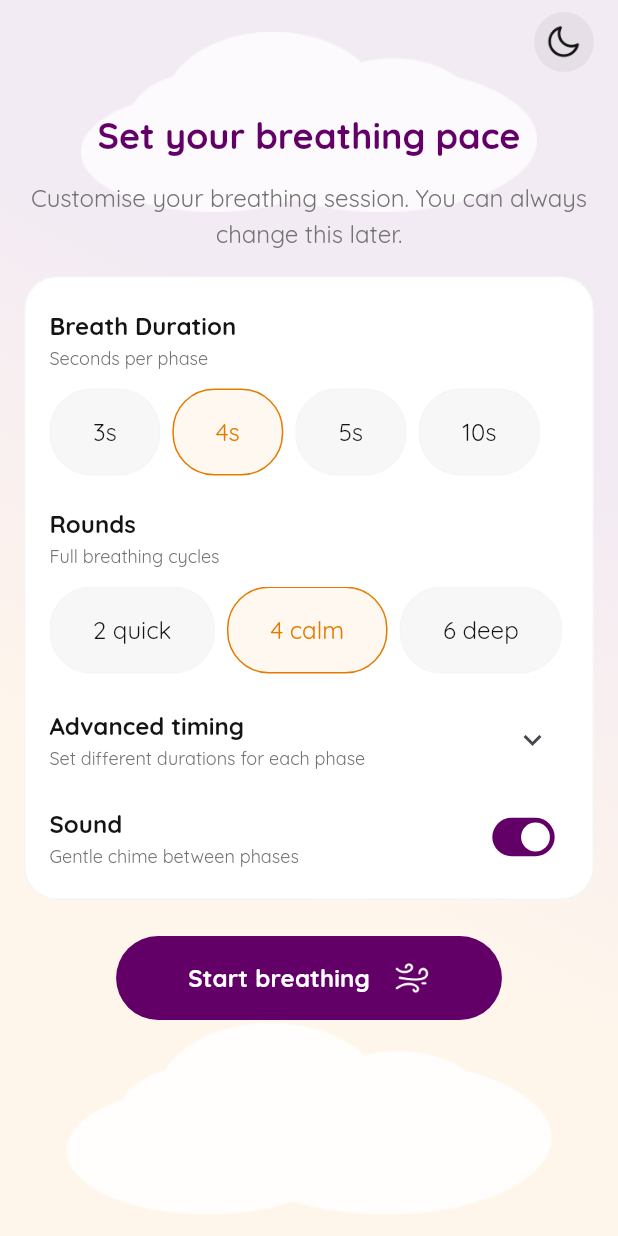
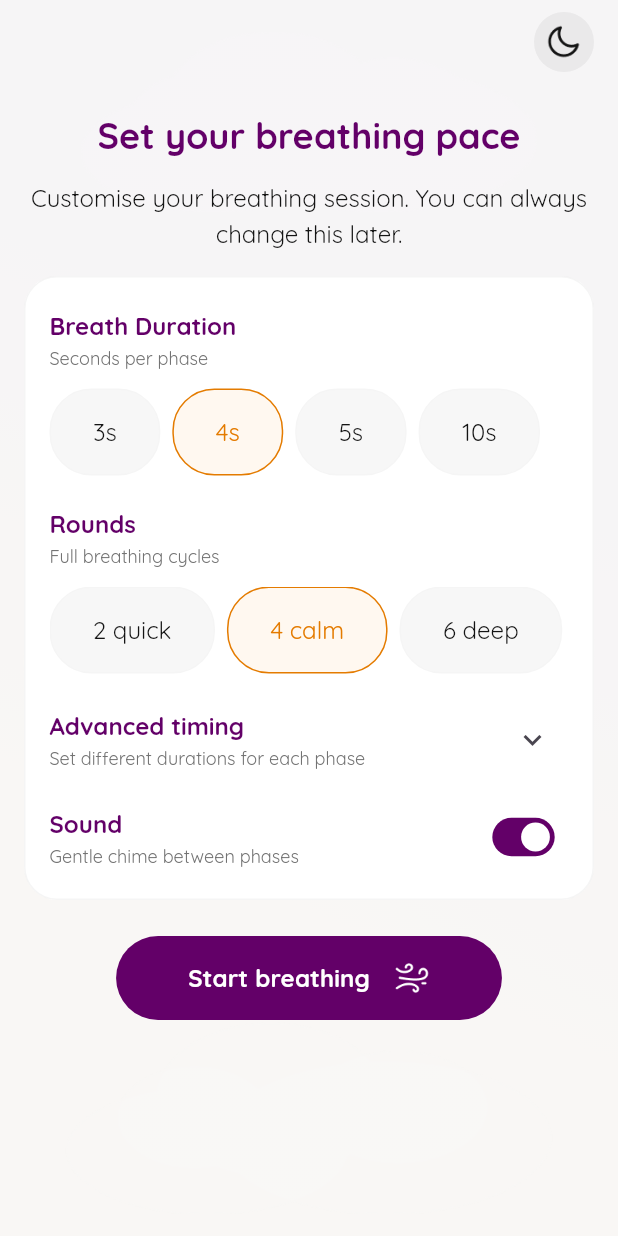
Before and after one commit to sharmadhiraj/Breathing-App, a Flutter app: the screen it shows after launch, on a phone screen of 412 x 824 dp. Run offline on Flutter 3.47's test engine with Material 3 defaults, Android fonts, the phone set to English and light mode, and no system bars; our stand-ins replace audioplayers, equatable, flutter_bloc, lottie.

Commit message:
Minor fixes

```diff
--- a/lib/core/theme/theme.dart
+++ b/lib/core/theme/theme.dart
@@ -7,7 +7,7 @@ class AppTheme {
   static final ThemeData lightTheme = ThemeData(
     brightness: Brightness.light,
     primaryColor: primaryColor,
-    scaffoldBackgroundColor: Colors.transparent,
+    scaffoldBackgroundColor: const Color(0xFFF7F7F7).withValues(alpha: 0.8),
     fontFamily: "Quicksand",
     textTheme: const TextTheme(
       bodyMedium: TextStyle(fontSize: 16, color: Color(0xFF141414)),
--- a/lib/core/widgets/background_builder.dart
+++ b/lib/core/widgets/background_builder.dart
@@ -45,18 +45,23 @@ class BackgroundBuilder extends StatelessWidget {
             top: 0,
             left: 0,
             right: 0,
+            child: Opacity(
+              opacity: 0.2,
               child: Image.asset(
                 "assets/images/${isLightMode ? "light" : "dark"}_cloud_1.png",
                 width: 400,
               ),
             ),
+          ),
 
           Positioned.fill(
             child: Align(
-              alignment: Alignment.center,
+              child: Opacity(
+                opacity: 0.2,
                 child: Image.asset(
                   "assets/images/${isLightMode ? "light" : "dark"}_cloud_2.png",
                   width: 400,
+                ),
               ),
             ),
           ),
@@ -65,9 +70,12 @@ class BackgroundBuilder extends StatelessWidget {
             bottom: 0,
             left: 0,
             right: 0,
+            child: Opacity(
+              opacity: 0.2,
               child: Image.asset(
                 "assets/images/${isLightMode ? "light" : "dark"}_cloud_3.png",
                 width: 400,
+              ),
             ),
           ),
 
--- a/lib/core/widgets/settings_tile_title.dart
+++ b/lib/core/widgets/settings_tile_title.dart
@@ -1,4 +1,4 @@
-import 'package:breathing_app/core/theme/app_colors.dart';
+import 'package:breathing_app/core/theme/theme.dart';
 import 'package:flutter/material.dart';
 
 class SettingsTileTitle extends StatelessWidget {
@@ -10,12 +10,12 @@ class SettingsTileTitle extends StatelessWidget {
   Widget build(BuildContext context) {
     return Text(
       title,
-      style: TextStyle(
+      style: const TextStyle(
         fontWeight: FontWeight.w600,
         fontSize: 16,
         height: 1.5,
         letterSpacing: 0,
-        color: Theme.of(context).extension<AppColors>()!.textPrimary,
+        color: AppTheme.primaryColor,
       ),
     );
   }
--- a/lib/modules/breathing/screens/setup.dart
+++ b/lib/modules/breathing/screens/setup.dart
@@ -51,7 +51,7 @@ class SetupScreen extends StatelessWidget {
       style: TextStyle(
         height: 1.5,
         letterSpacing: 0,
-        color: Theme.of(context).extension<AppColors>()!.textSecondary,
+        color: Theme.of(context).extension<AppColors>()!.textPrimary,
       ),
     );
   }
```
Also changed, not shown: 1 other file. Lines whose indentation alone changed are shown as unchanged.
